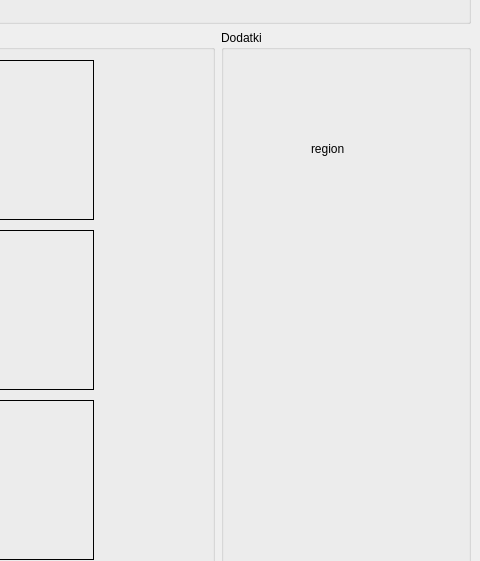
This is mainwindow.ui in marcinwozniak0/BakcylProgramowania_2020 as Qt 5 draws it before an edit; both pictures show x 725 to 1205 and y 139 to 700 of the 1205 by 800 pixel window. The edited form follows.
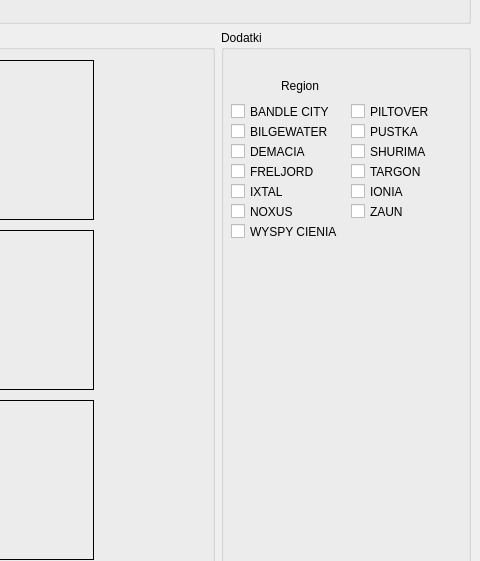
This is the edited form.

Commit message: Creating submenus for all buttons

The edit to the form file:
```diff
--- a/mainwindow.ui
+++ b/mainwindow.ui
@@ -183,8 +183,8 @@
         <rect>
          <x>10</x>
          <y>30</y>
-         <width>191</width>
-         <height>131</height>
+         <width>231</width>
+         <height>441</height>
         </rect>
        </property>
        <property name="currentIndex">
@@ -270,14 +270,183 @@
         <widget class="QLabel" name="label_5">
          <property name="geometry">
           <rect>
-           <x>80</x>
+           <x>50</x>
+           <y>10</y>
+           <width>81</width>
+           <height>31</height>
+          </rect>
+         </property>
+         <property name="text">
+          <string>Region</string>
+         </property>
+        </widget>
+        <widget class="QCheckBox" name="checkBox_8">
+         <property name="geometry">
+          <rect>
+           <x>0</x>
+           <y>40</y>
+           <width>121</width>
+           <height>23</height>
+          </rect>
+         </property>
+         <property name="text">
+          <string>BANDLE CITY</string>
+         </property>
+        </widget>
+        <widget class="QCheckBox" name="checkBox_9">
+         <property name="geometry">
+          <rect>
+           <x>0</x>
+           <y>60</y>
+           <width>111</width>
+           <height>23</height>
+          </rect>
+         </property>
+         <property name="text">
+          <string>BILGEWATER</string>
+         </property>
+        </widget>
+        <widget class="QCheckBox" name="checkBox_10">
+         <property name="geometry">
+          <rect>
+           <x>0</x>
            <y>80</y>
-           <width>67</width>
-           <height>17</height>
+           <width>92</width>
+           <height>23</height>
           </rect>
          </property>
          <property name="text">
-          <string>region</string>
+          <string>DEMACIA</string>
+         </property>
+        </widget>
+        <widget class="QCheckBox" name="checkBox_11">
+         <property name="geometry">
+          <rect>
+           <x>0</x>
+           <y>100</y>
+           <width>101</width>
+           <height>23</height>
+          </rect>
+         </property>
+         <property name="text">
+          <string>FRELJORD</string>
+         </property>
+        </widget>
+        <widget class="QCheckBox" name="checkBox_14">
+         <property name="geometry">
+          <rect>
+           <x>0</x>
+           <y>140</y>
+           <width>92</width>
+           <height>23</height>
+          </rect>
+         </property>
+         <property name="text">
+          <string>NOXUS</string>
+         </property>
+        </widget>
+        <widget class="QCheckBox" name="checkBox_13">
+         <property name="geometry">
+          <rect>
+           <x>0</x>
+           <y>120</y>
+           <width>92</width>
+           <height>23</height>
+          </rect>
+         </property>
+         <property name="text">
+          <string>IXTAL</string>
+         </property>
+        </widget>
+        <widget class="QCheckBox" name="checkBox_17">
+         <property name="geometry">
+          <rect>
+           <x>120</x>
+           <y>80</y>
+           <width>92</width>
+           <height>23</height>
+          </rect>
+         </property>
+         <property name="text">
+          <string>SHURIMA</string>
+         </property>
+        </widget>
+        <widget class="QCheckBox" name="checkBox_18">
+         <property name="geometry">
+          <rect>
+           <x>120</x>
+           <y>100</y>
+           <width>92</width>
+           <height>23</height>
+          </rect>
+         </property>
+         <property name="text">
+          <string>TARGON</string>
+         </property>
+        </widget>
+        <widget class="QCheckBox" name="checkBox_15">
+         <property name="geometry">
+          <rect>
+           <x>120</x>
+           <y>40</y>
+           <width>92</width>
+           <height>23</height>
+          </rect>
+         </property>
+         <property name="text">
+          <string>PILTOVER</string>
+         </property>
+        </widget>
+        <widget class="QCheckBox" name="checkBox_16">
+         <property name="geometry">
+          <rect>
+           <x>120</x>
+           <y>60</y>
+           <width>92</width>
+           <height>23</height>
+          </rect>
+         </property>
+         <property name="text">
+          <string>PUSTKA</string>
+         </property>
+        </widget>
+        <widget class="QCheckBox" name="checkBox_20">
+         <property name="geometry">
+          <rect>
+           <x>120</x>
+           <y>140</y>
+           <width>92</width>
+           <height>23</height>
+          </rect>
+         </property>
+         <property name="text">
+          <string>ZAUN</string>
+         </property>
+        </widget>
+        <widget class="QCheckBox" name="checkBox_12">
+         <property name="geometry">
+          <rect>
+           <x>120</x>
+           <y>120</y>
+           <width>92</width>
+           <height>23</height>
+          </rect>
+         </property>
+         <property name="text">
+          <string>IONIA</string>
+         </property>
+        </widget>
+        <widget class="QCheckBox" name="checkBox_19">
+         <property name="geometry">
+          <rect>
+           <x>0</x>
+           <y>160</y>
+           <width>131</width>
+           <height>23</height>
+          </rect>
+         </property>
+         <property name="text">
+          <string>WYSPY CIENIA</string>
          </property>
         </widget>
        </widget>
```
Left out of the diff: 347 changed lines with no effect on the pictures. The commit also changes 4 other files.
